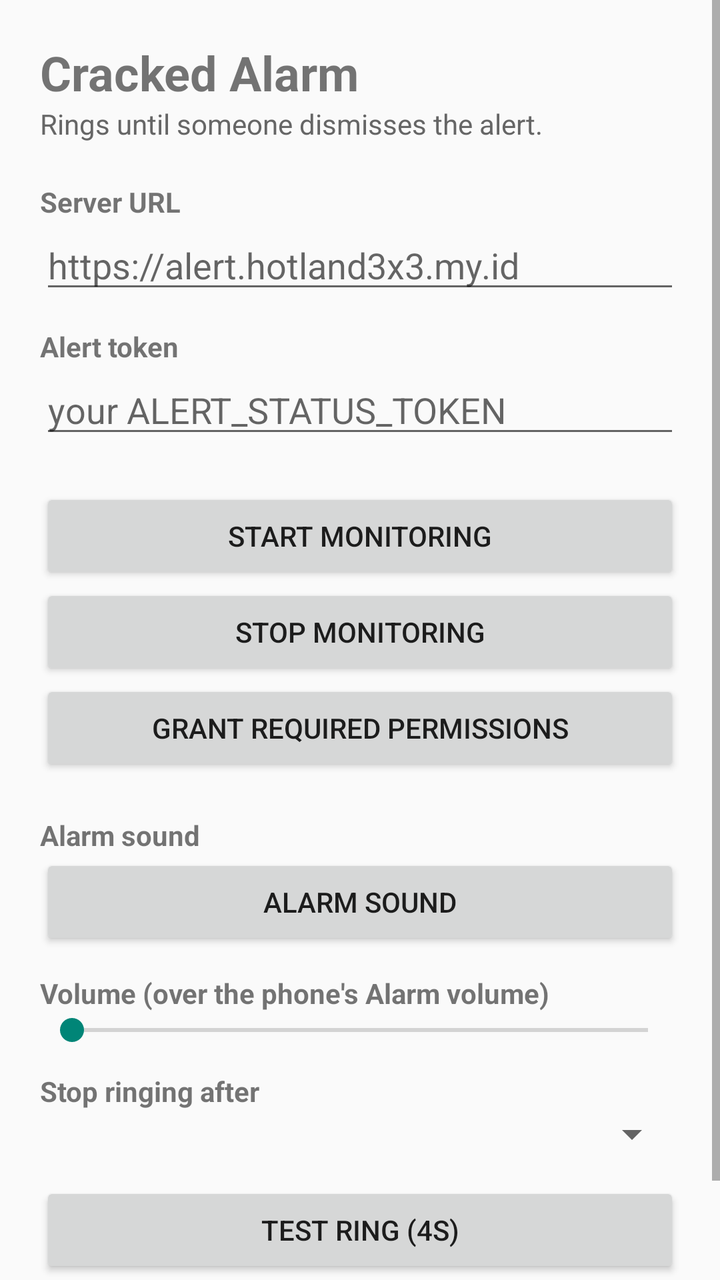
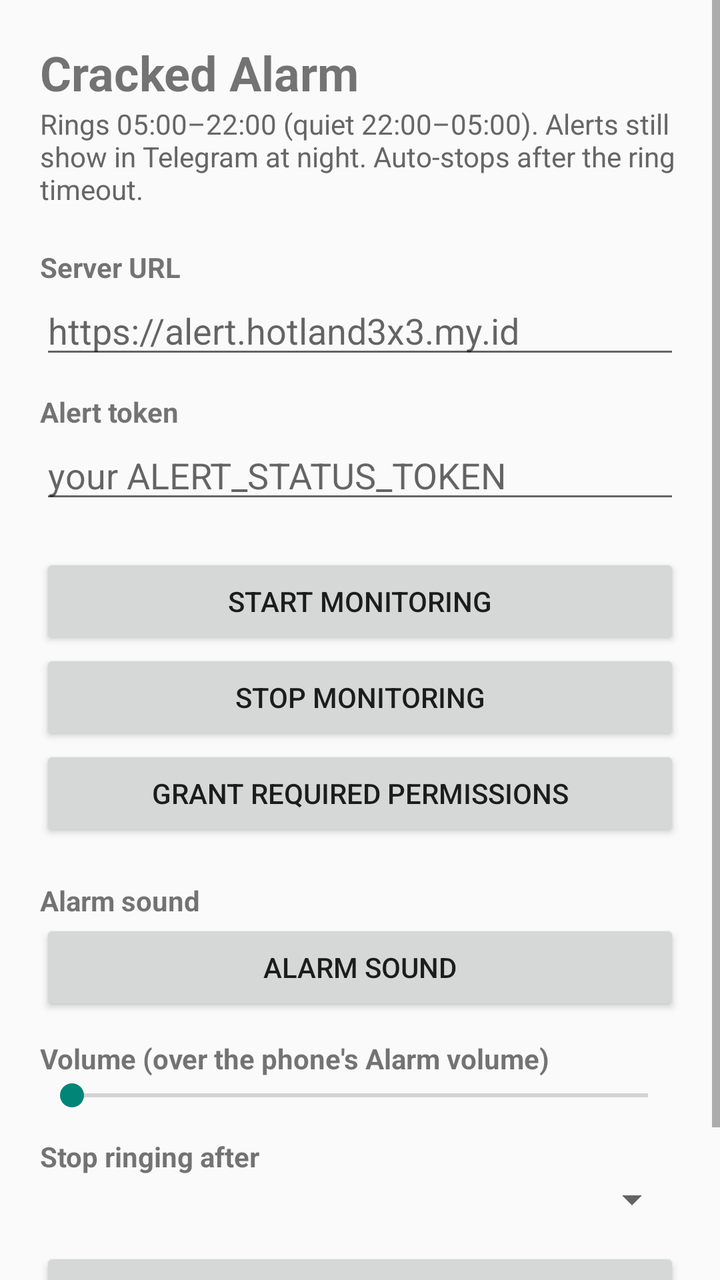

Compare the two renders of this Android layout. The source of the first and the diff that turns it into the second are given below.
<!-- AndroidManifest.xml: application theme Theme.CrackedAlarm -->
<!-- res/layout/activity_config.xml -->
<?xml version="1.0" encoding="utf-8"?>
<ScrollView xmlns:android="http://schemas.android.com/apk/res/android"
    android:layout_width="match_parent"
    android:layout_height="match_parent">

    <LinearLayout
        android:layout_width="match_parent"
        android:layout_height="wrap_content"
        android:orientation="vertical"
        android:padding="20dp">

        <TextView
            android:layout_width="wrap_content"
            android:layout_height="wrap_content"
            android:text="Cracked Alarm"
            android:textSize="24sp"
            android:textStyle="bold" />

        <TextView
            android:layout_width="wrap_content"
            android:layout_height="wrap_content"
            android:layout_marginBottom="20dp"
            android:text="Rings until someone dismisses the alert."
            android:textColor="#666"
            android:textSize="14sp" />

        <TextView
            android:layout_width="wrap_content"
            android:layout_height="wrap_content"
            android:text="Server URL"
            android:textSize="14sp"
            android:textStyle="bold" />

        <EditText
            android:id="@+id/url_input"
            android:layout_width="match_parent"
            android:layout_height="wrap_content"
            android:hint="https://alert.hotland3x3.my.id"
            android:inputType="textUri" />

        <TextView
            android:layout_width="wrap_content"
            android:layout_height="wrap_content"
            android:layout_marginTop="12dp"
            android:text="Alert token"
            android:textSize="14sp"
            android:textStyle="bold" />

        <EditText
            android:id="@+id/token_input"
            android:layout_width="match_parent"
            android:layout_height="wrap_content"
            android:hint="your ALERT_STATUS_TOKEN"
            android:inputType="text" />

        <Button
            android:id="@+id/start_btn"
            android:layout_width="match_parent"
            android:layout_height="wrap_content"
            android:layout_marginTop="20dp"
            android:text="Start monitoring" />

        <Button
            android:id="@+id/stop_btn"
            android:layout_width="match_parent"
            android:layout_height="wrap_content"
            android:text="Stop monitoring" />

        <Button
            android:id="@+id/settings_btn"
            android:layout_width="match_parent"
            android:layout_height="wrap_content"
            android:text="Grant required permissions" />

        <TextView
            android:layout_width="wrap_content"
            android:layout_height="wrap_content"
            android:layout_marginTop="20dp"
            android:text="Alarm sound"
            android:textSize="14sp"
            android:textStyle="bold" />

        <Button
            android:id="@+id/sound_btn"
            android:layout_width="match_parent"
            android:layout_height="wrap_content"
            android:text="Alarm sound" />

        <TextView
            android:layout_width="wrap_content"
            android:layout_height="wrap_content"
            android:layout_marginTop="12dp"
            android:text="Volume (over the phone's Alarm volume)"
            android:textSize="14sp"
            android:textStyle="bold" />

        <SeekBar
            android:id="@+id/volume_bar"
            android:layout_width="match_parent"
            android:layout_height="wrap_content"
            android:max="100" />

        <TextView
            android:layout_width="wrap_content"
            android:layout_height="wrap_content"
            android:layout_marginTop="12dp"
            android:text="Stop ringing after"
            android:textSize="14sp"
            android:textStyle="bold" />

        <Spinner
            android:id="@+id/ring_spinner"
            android:layout_width="match_parent"
            android:layout_height="wrap_content" />

        <Button
            android:id="@+id/test_btn"
            android:layout_width="match_parent"
            android:layout_height="wrap_content"
            android:layout_marginTop="12dp"
            android:text="Test ring (4s)" />

        <TextView
            android:id="@+id/status"
            android:layout_width="match_parent"
            android:layout_height="wrap_content"
            android:layout_marginTop="16dp"
            android:text="Not monitoring."
            android:textSize="14sp" />
    </LinearLayout>
</ScrollView>
<!-- resources referenced by this layout -->
<resources>
  <style name="Theme.CrackedAlarm" parent="@android:style/Theme.Material.Light.NoActionBar" />
</resources>

<!-- the commit's change to res/layout/activity_config.xml (unified diff, before → after) -->
@@ -20,7 +20,7 @@
             android:layout_width="wrap_content"
             android:layout_height="wrap_content"
             android:layout_marginBottom="20dp"
-            android:text="Rings until someone dismisses the alert."
+            android:text="Rings 05:00–22:00 (quiet 22:00–05:00). Alerts still show in Telegram at night. Auto-stops after the ring timeout."
             android:textColor="#666"
             android:textSize="14sp" />
 
